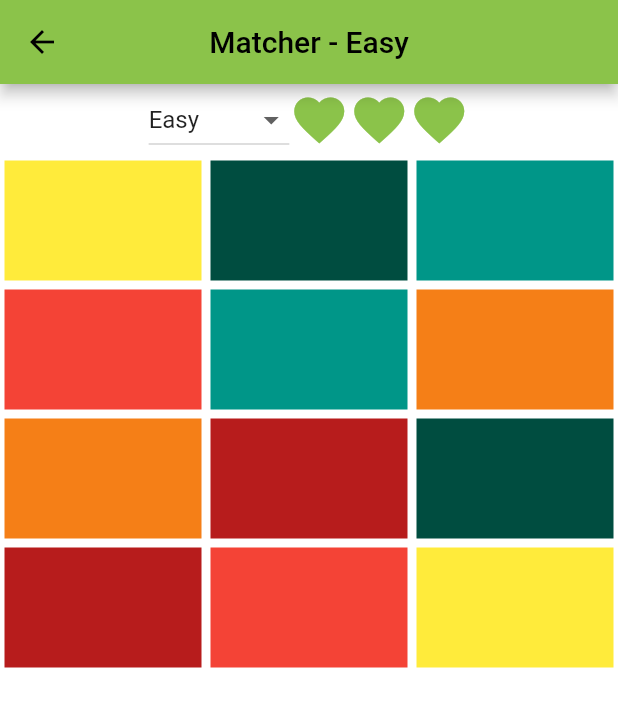
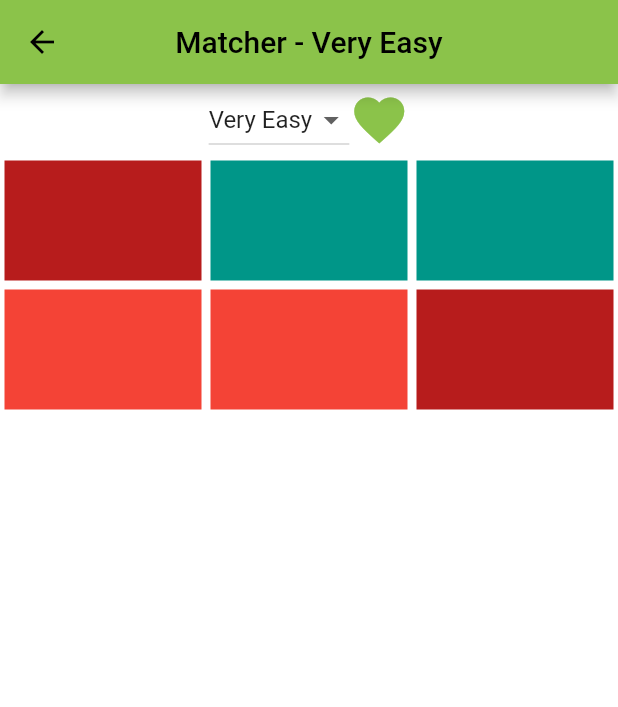
Before and after one commit to pigilwin/memory_game, a Flutter app: the screen it shows after launch, after a tap on "Matcher", on a phone screen of 412 x 824 dp. Shown: the top 707 px of the screen. Run offline on Flutter 3.47's test engine with Material 2 defaults, Android fonts, the light colour scheme and no system bars; our stand-ins replace bloc, equatable, flutter_bloc.

Commit message:
Swapping to difficulty instances

```diff
--- a/lib/matcher/bloc/difficulty/difficulty_loader.dart
+++ b/lib/matcher/bloc/difficulty/difficulty_loader.dart
@@ -7,7 +7,7 @@ import 'package:memory_game/matcher/bloc/difficulty/very_hard_difficulty.dart';
 
 class DifficultyLoader {
 
-  List<AbstractDifficulty> difficulties = [
+  static final List<AbstractDifficulty> difficulties = [
     VeryEasyDifficulty(),
     EasyDifficulty(),
     MediumDifficulty(),
--- a/lib/matcher/bloc/matcher_bloc.dart
+++ b/lib/matcher/bloc/matcher_bloc.dart
@@ -3,8 +3,9 @@ import 'dart:math';
 import 'package:bloc/bloc.dart';
 import 'package:equatable/equatable.dart';
 import 'package:flutter/material.dart';
+import 'package:memory_game/matcher/bloc/difficulty/abstract_difficulty.dart';
+import 'package:memory_game/matcher/bloc/difficulty/difficulty_loader.dart';
 import 'package:memory_game/matcher/data/matcher_item.dart';
-import 'package:memory_game/matcher/data/matcher_table.dart';
 
 part 'matcher_event.dart';
 part 'matcher_state.dart';
@@ -38,28 +39,28 @@ class MatcherBloc extends Bloc<MatcherEvent, MatcherState> {
 
       emit(MatcherLoading());
 
-      final maxLives = difficultyLives[event.difficulty]!;
+      final difficulties = DifficultyLoader.difficulties;
+
+      final difficulty = difficulties[event.difficultyIndex];
 
       emit(ActiveGame(
-        difficulty: event.difficulty,
-        matcherTable: generateTable(event.difficulty),
-        maxLives: maxLives,
-        lives: maxLives
+        difficulty: difficulty,
+        items: generateTable(difficulty),
+        lives: difficulty.maxLives
       ));
     });
 
     on<CheckPointsEvent>((event, emit) {
       final activeGame = (state as ActiveGame);
 
-      final itemOne = activeGame.matcherTable.items.firstWhere((element) => element.point == event.one);
-      final itemTwo = activeGame.matcherTable.items.firstWhere((element) => element.point == event.two);
+      final itemOne = activeGame.items.firstWhere((element) => element.point == event.one);
+      final itemTwo = activeGame.items.firstWhere((element) => element.point == event.two);
 
       if (itemOne.color != itemTwo.color) {
 
         emit(ActiveGame(
           difficulty: activeGame.difficulty,
-          maxLives: activeGame.maxLives,
-          matcherTable: activeGame.matcherTable,
+          items: activeGame.items,
           lives: activeGame.lives - 1
         ));
         return;
@@ -67,42 +68,13 @@ class MatcherBloc extends Bloc<MatcherEvent, MatcherState> {
 
       emit(ActiveGame(
         difficulty: activeGame.difficulty,
-        maxLives: activeGame.maxLives,
         lives: activeGame.lives,
-        matcherTable: MatcherTable.markAsFound(activeGame.matcherTable, [event.one, event.two])
+        items: MatcherItem.markAsFound(activeGame.items, [event.one, event.two])
       ));
     });
   }
 
-  MatcherTable generateTable(Difficulty difficulty) {
-
-    int columns = 0;
-    int rows = 0;
-
-    switch (difficulty) {
-      case Difficulty.veryEasy:
-        columns = 3;
-        rows = 2;
-        break;
-      case Difficulty.easy:
-        columns = 3;
-        rows = 4;
-        break;
-      case Difficulty.medium:
-        columns = 5;
-        rows = 4;
-        break;
-      case Difficulty.hard:
-        columns = 6;
-        rows = 6;
-        break;
-      case Difficulty.veryHard:
-        columns = 8;
-        rows = 6;
-        break;
-      default:
-        throw Exception('Failed to load columns and rows');
-    }
+  List<MatcherItem> generateTable(AbstractDifficulty difficulty) {
 
     final colorsWithShade = <Color>[];
     for (MaterialColor color in colors){
@@ -114,7 +86,7 @@ class MatcherBloc extends Bloc<MatcherEvent, MatcherState> {
     /// Each of the squares is only going to contain half the amount of colors as
     /// there are cell count
     ///
-    final requiredColors = (rows * columns) ~/ 2;
+    final requiredColors = (difficulty.rows * difficulty.columns) ~/ 2;
 
     ///
     /// From the current colors that we support take the amount of colors we require
@@ -135,16 +107,11 @@ class MatcherBloc extends Bloc<MatcherEvent, MatcherState> {
     duplicatedColors.shuffle();
 
     final items = <MatcherItem>[];
-    for (int rowIndex = 0; rowIndex < rows; rowIndex++) {
-      for (int columnIndex = 0; columnIndex < columns; columnIndex++) {
+    for (int rowIndex = 0; rowIndex < difficulty.rows; rowIndex++) {
+      for (int columnIndex = 0; columnIndex < difficulty.columns; columnIndex++) {
         items.add(MatcherItem(color: duplicatedColors.removeLast(), found: false, point: Point(rowIndex, columnIndex)));
       }
     }
-
-    return MatcherTable(
-      items: items,
-      columns: columns,
-      rows: rows
-    );
+    return items;
   }
 }
--- a/lib/matcher/bloc/matcher_event.dart
+++ b/lib/matcher/bloc/matcher_event.dart
@@ -8,8 +8,8 @@ abstract class MatcherEvent extends Equatable {
 }
 
 class InitialiseMatcherGameEvent extends MatcherEvent {
-  final Difficulty difficulty;
-  const InitialiseMatcherGameEvent(this.difficulty);
+  final int difficultyIndex;
+  const InitialiseMatcherGameEvent(this.difficultyIndex);
 }
 
 class CheckPointsEvent extends MatcherEvent {
--- a/lib/matcher/bloc/matcher_state.dart
+++ b/lib/matcher/bloc/matcher_state.dart
@@ -1,23 +1,4 @@
 part of 'matcher_bloc.dart';
-
-enum Difficulty { veryEasy, easy, medium, hard, veryHard }
-
-const difficultyMatchers = {
-  Difficulty.veryEasy: 'Very Easy',
-  Difficulty.easy: 'Easy',
-  Difficulty.medium: 'Medium',
-  Difficulty.hard: 'Hard',
-  Difficulty.veryHard: 'Very Hard'
-};
-
-const difficultyLives = {
-  Difficulty.veryEasy: 1,
-  Difficulty.easy: 3,
-  Difficulty.medium: 4,
-  Difficulty.hard: 5,
-  Difficulty.veryHard: 6
-};
-
 abstract class MatcherState extends Equatable {
   const MatcherState();
 
@@ -31,18 +12,20 @@ class MatcherLoading extends MatcherState {}
 
 class ActiveGame extends MatcherState {
 
-  final MatcherTable matcherTable;
-  final Difficulty difficulty;
+  final List<MatcherItem> items;
+  final AbstractDifficulty difficulty;
   final int lives;
-  final int maxLives;
 
   const ActiveGame({
     required this.difficulty,
-    required this.matcherTable,
-    required this.lives,
-    required this.maxLives
+    required this.items,
+    required this.lives
   });
 
   @override
-  List<Object> get props => [matcherTable, difficulty, lives, maxLives];
+  List<Object> get props => [
+    items,
+    difficulty,
+    lives
+  ];
 }
--- /dev/null
+++ b/lib/matcher/components/difficulty_selector.dart
@@ -0,0 +1,45 @@
+import 'package:flutter/cupertino.dart';
+import 'package:flutter/material.dart';
+
+import 'package:memory_game/matcher/bloc/difficulty/abstract_difficulty.dart';
+import 'package:memory_game/matcher/bloc/difficulty/difficulty_loader.dart';
+
+class DifficultySelector extends StatelessWidget {
+
+  final AbstractDifficulty difficulty;
+  final Function(int index) onChange;
+
+  const DifficultySelector({
+    Key? key,
+    required this.difficulty,
+    required this.onChange
+  }) : super(key: key);
+
+
+  @override
+  Widget build(BuildContext context) {
+    return DropdownButton<int>(
+      items: loadDropdownItems(),
+      value: difficulty.index,
+      onChanged: (int? v) {
+        if (v == null) {
+          return;
+        }
+        onChange(v);
+      },
+    );
+  }
+
+  List<DropdownMenuItem<int>> loadDropdownItems() {
+    final dropDownMenuItems = <DropdownMenuItem<int>>[];
+
+    for (AbstractDifficulty difficulty in DifficultyLoader.difficulties) {
+      dropDownMenuItems.add(DropdownMenuItem<int>(
+        child: Text(difficulty.displayText),
+        value: difficulty.index,
+      ));
+    }
+
+    return dropDownMenuItems;
+  }
+}
--- a/lib/matcher/data/matcher_item.dart
+++ b/lib/matcher/data/matcher_item.dart
@@ -3,6 +3,26 @@ import 'package:equatable/equatable.dart';
 import 'package:flutter/material.dart';
 
 class MatcherItem extends Equatable {
+
+  static List<MatcherItem> markAsFound(List<MatcherItem> current, List<Point<int>> foundPoints) {
+
+    final items = List<MatcherItem>.from(current);
+
+    for (var point in foundPoints) {
+      var itemForPoint = items.firstWhere((element) => element.point == point);
+
+      items.remove(itemForPoint);
+
+      items.add(MatcherItem(
+        color: itemForPoint.color,
+        found: true,
+        point: itemForPoint.point
+      ));
+    }
+
+    return items;
+  }
+
   final Color color;
   final Point<int> point;
   final bool found;
--- a/lib/matcher/data/matcher_table.dart
+++ /dev/null
@@ -1,49 +0,0 @@
-import 'dart:math';
-
-import 'package:equatable/equatable.dart';
-import 'package:memory_game/matcher/data/matcher_item.dart';
-
-class MatcherTable extends Equatable {
-
-  static MatcherTable markAsFound(MatcherTable current, List<Point<int>> foundPoints) {
-
-    final items = List<MatcherItem>.from(current.items);
-
-    for (var point in foundPoints) {
-      var itemForPoint = items.firstWhere((element) => element.point == point);
-
-      items.remove(itemForPoint);
-
-      items.add(MatcherItem(
-        color: itemForPoint.color,
-        found: true,
-        point: itemForPoint.point
-      ));
-    }
-
-    return MatcherTable(
-      columns: current.columns,
-      rows: current.rows,
-      items: items
-    );
-  }
-
-
-
-  final List<MatcherItem> items;
-  final int columns;
-  final int rows;
-
-  const MatcherTable({
-    required this.items,
-    required this.columns,
-    required this.rows
-  });
-
-  @override
-  List<Object?> get props => [
-    items,
-    columns,
-    rows
-  ];
-}
--- a/lib/matcher/features/matcher_board.dart
+++ b/lib/matcher/features/matcher_board.dart
@@ -2,9 +2,11 @@ import 'dart:async';
 import 'dart:math';
 
 import 'package:flutter/material.dart';
+import 'package:flutter_bloc/flutter_bloc.dart';
+
 import 'package:memory_game/matcher/bloc/matcher_bloc.dart';
-import 'package:flutter_bloc/flutter_bloc.dart';
 import 'package:memory_game/matcher/bloc/matcher_selected_notifier.dart';
+import 'package:memory_game/matcher/components/difficulty_selector.dart';
 import 'package:memory_game/matcher/components/life_display.dart';
 import 'package:memory_game/matcher/components/matcher_cell.dart';
 import 'package:memory_game/matcher/data/matcher_item.dart';
@@ -55,7 +57,7 @@ class MatcherBoardState extends State<MatcherBoard> {
           return Scaffold(
             appBar: AppBar(
               centerTitle: true,
-              title: Text("Matcher - ${difficultyMatchers[state.difficulty]}"),
+              title: Text("Matcher - ${state.difficulty.displayText}"),
             ),
             body: Column(
               crossAxisAlignment: CrossAxisAlignment.center,
@@ -74,35 +76,23 @@ class MatcherBoardState extends State<MatcherBoard> {
   }
 
   Widget generateControls(ActiveGame state) {
-    final dropDownMenuItems = <DropdownMenuItem<Difficulty>>[];
-    difficultyMatchers.forEach((dificulty, dificultyText) {
-      dropDownMenuItems.add(DropdownMenuItem<Difficulty>(
-        child: Text(dificultyText),
-        value: dificulty,
-      ));
-    });
-
     return Row(
       mainAxisAlignment: MainAxisAlignment.center,
       crossAxisAlignment: CrossAxisAlignment.center,
       children: [
-        DropdownButton(
-          items: dropDownMenuItems,
-          value: state.difficulty,
-          onChanged: (Difficulty? v) {
-            if (v == null) {
-              return;
-            }
+        DifficultySelector(
+          onChange: (int index) {
             setState(() {
               resetShowing();
-              matcherBloc.add(InitialiseMatcherGameEvent(v));
+              matcherBloc.add(InitialiseMatcherGameEvent(index));
             });
           },
+          difficulty: state.difficulty,
         ),
         LifeDisplay(
           key: const Key('life-display'),
           lifeCount: state.lives,
-          lives: state.maxLives,
+          lives: state.difficulty.maxLives,
           size: 40
         )
       ],
@@ -110,13 +100,12 @@ class MatcherBoardState extends State<MatcherBoard> {
   }
 
   Widget generateGrid(ActiveGame activeGame) {
-    final matcher = activeGame.matcherTable;
     final rows = <TableRow>[];
-    for (int rowIndex = 0; rowIndex < matcher.rows; rowIndex++) {
+    for (int rowIndex = 0; rowIndex < activeGame.difficulty.rows; rowIndex++) {
       final tableColumns = <TableCell>[];
-      for (int columnIndex = 0; columnIndex < matcher.columns; columnIndex++) {
+      for (int columnIndex = 0; columnIndex < activeGame.difficulty.columns; columnIndex++) {
 
-        final item = matcher.items.firstWhere((element) => element.point == Point(rowIndex, columnIndex));
+        final item = activeGame.items.firstWhere((element) => element.point == Point(rowIndex, columnIndex));
 
         tableColumns.add(TableCell(
           child: MatcherCell(
--- a/lib/shared/features/home_page.dart
+++ b/lib/shared/features/home_page.dart
@@ -7,6 +7,8 @@ import 'package:memory_game/shared/components/home_page_button.dart';
 class HomePage extends StatelessWidget {
 
   const HomePage({Key? key}): super(key: key);
+
+  static const int initialDifficulty = 0;
 
   @override
   Widget build(BuildContext context) {
@@ -27,7 +29,7 @@ class HomePage extends StatelessWidget {
                     Padding(
                       padding: const EdgeInsets.all(15),
                       child: HomePageButton(buttonText: 'Matcher', onPressed: () {
-                        context.read<MatcherBloc>().add(const InitialiseMatcherGameEvent(Difficulty.easy));
+                        context.read<MatcherBloc>().add(const InitialiseMatcherGameEvent(initialDifficulty));
                         Navigator.of(context).pushNamed('/matcher');
                       }),
                     ),
```
